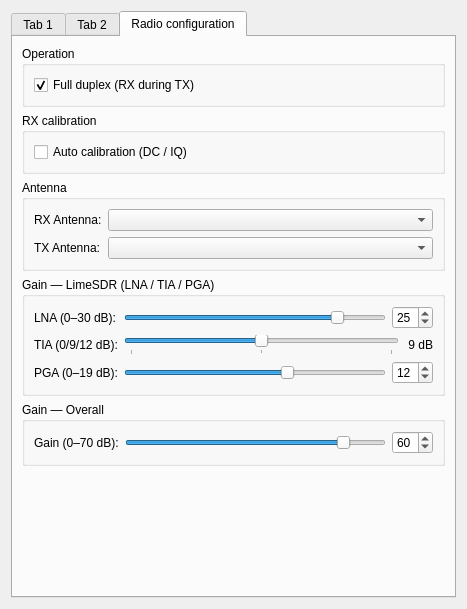
This is src/UI/cusdr_radiosettingswidget.ui in zl2brg/cudaSDR as Qt 5 draws it before an edit. The edited form follows.
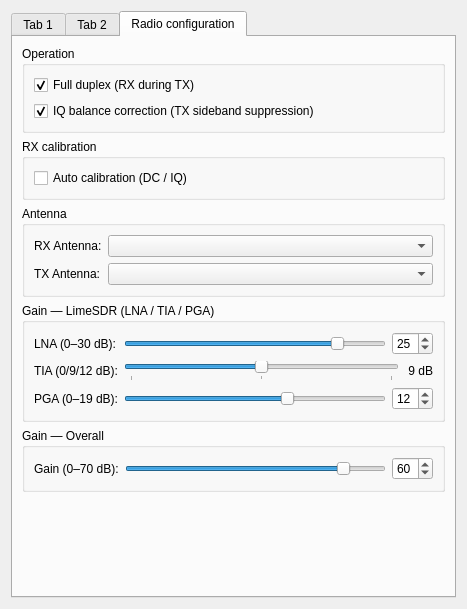
This is the edited form. The open tabs and pages were chosen to show the change.

```diff
--- a/src/UI/cusdr_radiosettingswidget.ui
+++ b/src/UI/cusdr_radiosettingswidget.ui
@@ -247,6 +247,19 @@
             </property>
            </widget>
           </item>
+          <item>
+           <widget class="QCheckBox" name="iqBalanceCheck">
+            <property name="text">
+             <string>IQ balance correction (TX sideband suppression)</string>
+            </property>
+            <property name="toolTip">
+             <string>Apply hardware IQ balance correction on TX to suppress the unwanted sideband image.</string>
+            </property>
+            <property name="checked">
+             <bool>true</bool>
+            </property>
+           </widget>
+          </item>
          </layout>
         </widget>
        </item>
```
